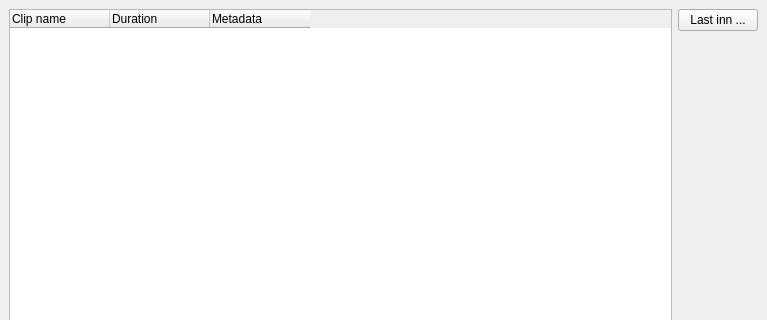
Old version of the form src/gui/pling-plong-odometer.ui in the repository havardgulldahl/pling-plong-odometer; both pictures show x 0 to 767 and y 0 to 320 of the 767 by 600 pixel window.
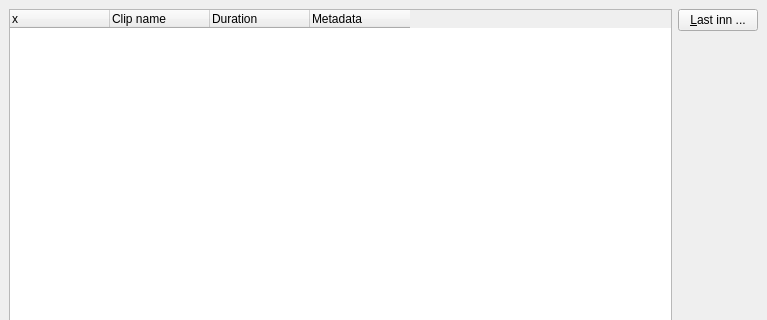
New version of the form.

Commit message: runnable example

What changed in the file:
```diff
--- a/src/gui/pling-plong-odometer.ui
+++ b/src/gui/pling-plong-odometer.ui
@@ -38,6 +38,11 @@
       <attribute name="headerStretchLastSection">
        <bool>false</bool>
       </attribute>
+      <column>
+       <property name="text">
+        <string>x</string>
+       </property>
+      </column>
       <column>
        <property name="text">
         <string>Clip name</string>
@@ -60,7 +65,7 @@
       <item>
        <widget class="QPushButton" name="loadFileButton">
         <property name="text">
-         <string>Last inn ...</string>
+         <string>&amp;Last inn ...</string>
         </property>
        </widget>
       </item>
```
The commit also changes 1 other file.
